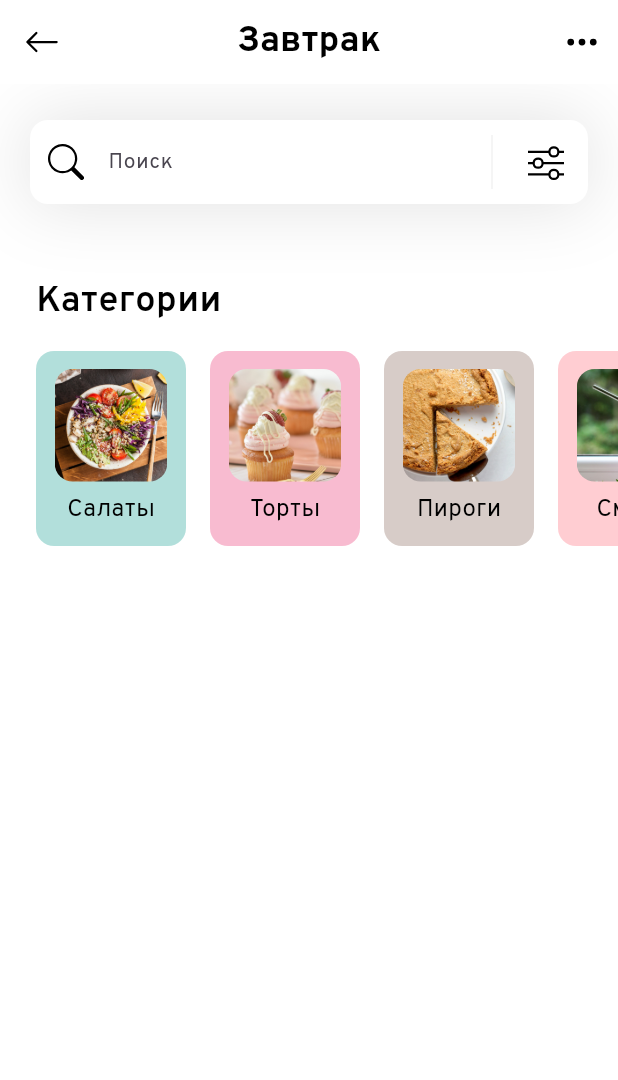
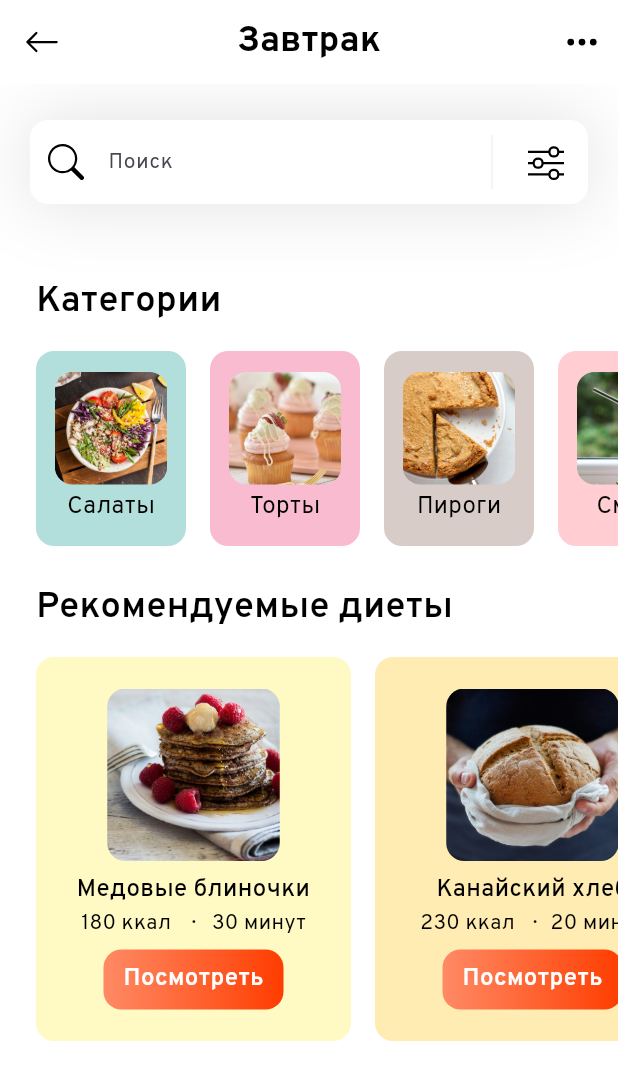
Before and after one commit to synzr/fitness_app, a Flutter app: the screen it shows after launch, on a phone screen of 412 x 824 dp. Shown: the top 1080 px of the screen. Run offline on Flutter 3.47's test engine with Material 3 defaults, Android fonts, the light colour scheme and no system bars; our stand-ins replace flutter_svg.

Commit message:
feat(pages/home): recommended diets

```diff
--- a/lib/models/category.dart
+++ b/lib/models/category.dart
@@ -15,22 +15,22 @@ class Category {
     return [
       Category(
         title: "Салаты",
-        image: "assets/images/salad.jpg",
+        image: "assets/images/categories/salad.jpg",
         backgroundColor: Colors.teal.shade100,
       ),
       Category(
         title: "Торты",
-        image: "assets/images/cake.jpg",
+        image: "assets/images/categories/cake.jpg",
         backgroundColor: Colors.pink.shade100,
       ),
       Category(
         title: "Пироги",
-        image: "assets/images/pie.jpg",
+        image: "assets/images/categories/pie.jpg",
         backgroundColor: Colors.brown.shade100,
       ),
       Category(
         title: "Смузи",
-        image: "assets/images/smoothie.jpg",
+        image: "assets/images/categories/smoothie.jpg",
         backgroundColor: Colors.red.shade100,
       )
     ];
--- /dev/null
+++ b/lib/models/diet.dart
@@ -0,0 +1,59 @@
+import 'package:flutter/material.dart';
+
+class Diet {
+  String name;
+  String image;
+  String level;
+  int durationInMinutes;
+  int calories;
+  Color backgroundColor;
+
+  Diet({
+    required this.name,
+    required this.image,
+    required this.level,
+    required this.durationInMinutes,
+    required this.calories,
+    this.backgroundColor = Colors.transparent,
+  });
+
+  static List<Diet> getRecommendedDiets() {
+    return [
+      Diet(
+        name: 'Медовые блиночки',
+        image: 'assets/images/diets/honey-pancake.jpg',
+        level: 'Easy',
+        durationInMinutes: 30,
+        calories: 180,
+        backgroundColor: Colors.yellow.shade100,
+      ),
+      Diet(
+        name: 'Канайский хлеб',
+        image: 'assets/images/diets/canai-bread.jpg',
+        level: 'Easy',
+        durationInMinutes: 20,
+        calories: 230,
+        backgroundColor: Colors.amber.shade100,
+      )
+    ];
+  }
+
+  static List<Diet> getPopularDiets() {
+    return [
+      Diet(
+        name: 'Черничные блиночки',
+        image: 'assets/images/diets/blueberry-pancake.jpg',
+        level: 'Medium',
+        durationInMinutes: 30,
+        calories: 230,
+      ),
+      Diet(
+        name: 'Лосось Нигири',
+        image: 'assets/images/diets/salmon-nigiri.jpg',
+        level: 'Easy',
+        durationInMinutes: 20,
+        calories: 120,
+      )
+    ];
+  }
+}
--- a/lib/pages/home.dart
+++ b/lib/pages/home.dart
@@ -1,4 +1,5 @@
 import 'package:fitness_app/models/category.dart';
+import 'package:fitness_app/models/diet.dart';
 import 'package:flutter/material.dart';
 import 'package:flutter_svg/svg.dart';
 
@@ -10,13 +11,21 @@ class HomePage extends StatefulWidget {
 }
 
 class _HomePageState extends State<HomePage> {
-  static const double RADIUS = 12.0;
+  static const double borderRadius = 12.0;
 
   List<Category> categories = [];
 
+  List<Diet> recommendedDiets = [];
+
+  List<Diet> popularDiets = [];
+
   @override
   void initState() {
+    super.initState();
+
     _getCategories();
+    _getRecommendedDiets();
+    _getPopularDiets();
   }
 
   @override
@@ -30,7 +39,116 @@ class _HomePageState extends State<HomePage> {
           _createSearchBar(),
           _createSectionTitle('Категории'),
           _createCategorySection(),
+          _createSectionTitle('Рекомендуемые диеты'),
+          _createRecommendationSection(),
         ],
+      ),
+    );
+  }
+
+  SizedBox _createRecommendationSection() {
+    return SizedBox(
+      height: 256,
+      child: ListView.builder(
+        scrollDirection: Axis.horizontal,
+        itemCount: recommendedDiets.length,
+        itemBuilder: _recommendedDietItemGenerator,
+      ),
+    );
+  }
+
+  Widget? _recommendedDietItemGenerator(context, index) {
+    final diet = recommendedDiets[index];
+    return Padding(
+      // NOTE: я не хочу использовать ListView.seperated
+      padding: _getItemPadding(index, recommendedDiets.length),
+      child: Container(
+        width: 210,
+        decoration: BoxDecoration(
+          color: diet.backgroundColor,
+          borderRadius: BorderRadius.circular(borderRadius),
+        ),
+        child: Column(
+          mainAxisAlignment: MainAxisAlignment.center,
+          children: [
+            SizedBox(
+              width: 115,
+              height: 115,
+              child: ClipRRect(
+                borderRadius: BorderRadius.circular(borderRadius),
+                child: Image.asset(diet.image),
+              ),
+            ),
+            Padding(
+              padding: EdgeInsets.only(top: 8.0),
+              child: SizedBox(
+                width: 175,
+                child: Column(
+                  children: [
+                    Text(
+                      diet.name,
+                      style: TextStyle(
+                        color: Colors.black,
+                        fontSize: 16,
+                        fontWeight: FontWeight.w500,
+                      ),
+                      textAlign: TextAlign.center,
+                    ),
+                    SizedBox(
+                      width: 150,
+                      child: Row(
+                        mainAxisAlignment: MainAxisAlignment.spaceBetween,
+                        children: [
+                          Text(
+                            '${diet.calories} ккал',
+                            style: TextStyle(color: Colors.black, fontSize: 14),
+                          ),
+                          Text(
+                            '·',
+                            style: TextStyle(color: Colors.black, fontSize: 14),
+                          ),
+                          Text(
+                            '${diet.durationInMinutes} минут',
+                            style: TextStyle(color: Colors.black, fontSize: 14),
+                          ),
+                        ],
+                      ),
+                    ),
+                  ],
+                ),
+              ),
+            ),
+            Padding(
+              padding: EdgeInsets.only(top: 8.0),
+              child: GestureDetector(
+                onTap: () => _recommendedDietOnTap(index),
+                child: Container(
+                  width: 120,
+                  height: 40,
+                  decoration: BoxDecoration(
+                    borderRadius: BorderRadius.circular(borderRadius),
+                    gradient: LinearGradient(
+                      colors: [
+                        Colors.deepOrange.shade300,
+                        Colors.deepOrangeAccent.shade400,
+                      ],
+                    ),
+                  ),
+                  child: Center(
+                    child: Text(
+                      'Посмотреть',
+                      style: TextStyle(
+                        color: Colors.white,
+                        fontSize: 16,
+                        fontWeight: FontWeight.w600,
+                      ),
+                    ),
+                  ),
+                ),
+              ),
+            ),
+          ],
+        ),
       ),
     );
   }
@@ -48,25 +166,16 @@ class _HomePageState extends State<HomePage> {
 
   Widget? _categoryItemBuilder(context, index) {
     final category = categories[index];
-
+    return Padding(
       // NOTE: я не хочу использовать ListView.seperated
-    var padding = const EdgeInsets.symmetric(horizontal: 8.0);
-    if (index == 0) {
-      padding = const EdgeInsets.only(left: 24.0, right: 8.0);
-    }
-    if (index == categories.length - 1) {
-      padding = const EdgeInsets.only(left: 8.0, right: 24.0);
-    }
-
-    return Padding(
-      padding: padding,
+      padding: _getItemPadding(index, categories.length),
       child: Container(
         width: 100,
         decoration: BoxDecoration(
           color: category.backgroundColor,
-          borderRadius: BorderRadius.circular(RADIUS),
+          borderRadius: BorderRadius.circular(borderRadius),
         ),
-        padding: EdgeInsets.symmetric(vertical: 12.0),
+        padding: EdgeInsets.symmetric(vertical: 14.0),
         child: Column(
           mainAxisAlignment: MainAxisAlignment.spaceBetween,
           children: [
@@ -74,7 +183,7 @@ class _HomePageState extends State<HomePage> {
               width: 75,
               height: 75,
               child: ClipRRect(
-                borderRadius: BorderRadius.circular(RADIUS),
+                borderRadius: BorderRadius.circular(borderRadius),
                 child: Image.asset(category.image),
               ),
             ),
@@ -120,7 +229,18 @@ class _HomePageState extends State<HomePage> {
             padding: const EdgeInsets.all(12.0),
             child: SvgPicture.asset('assets/icons/search.svg'),
           ),
-          suffixIcon: Container(
+          suffixIcon: _createSearchBarSuffixIcon(),
+          border: OutlineInputBorder(
+            borderRadius: BorderRadius.circular(borderRadius),
+            borderSide: BorderSide.none,
+          ),
+        ),
+      ),
+    );
+  }
+
+  SizedBox _createSearchBarSuffixIcon() {
+    return SizedBox(
       width: 100,
       child: IntrinsicHeight(
         child: Row(
@@ -143,13 +263,6 @@ class _HomePageState extends State<HomePage> {
           ],
         ),
       ),
-          ),
-          border: OutlineInputBorder(
-            borderRadius: BorderRadius.circular(RADIUS),
-            borderSide: BorderSide.none,
-          ),
-        ),
-      ),
     );
   }
 
@@ -160,38 +273,26 @@ class _HomePageState extends State<HomePage> {
       centerTitle: true,
       leading: GestureDetector(
         onTap: () {},
-        child: Container(
+        child: _createAppBarIcon('assets/icons/arrow-left.svg'),
+      ),
+      actions: [
+        GestureDetector(
+          onTap: _settingsButtonOnTap,
+          child: _createAppBarIcon('assets/icons/three-dots.svg'),
+        ),
+      ],
+    );
+  }
+
+  Container _createAppBarIcon(String asset) {
+    return Container(
       margin: EdgeInsets.all(12),
       alignment: Alignment.center,
       decoration: BoxDecoration(
         color: Colors.white10,
-            borderRadius: BorderRadius.circular(RADIUS),
+        borderRadius: BorderRadius.circular(borderRadius),
       ),
-          child: SvgPicture.asset(
-            'assets/icons/arrow-left.svg',
-            height: 24,
-            width: 24,
-          ),
-        ),
-      ),
-      actions: [
-        GestureDetector(
-          onTap: () {},
-          child: Container(
-            margin: EdgeInsets.all(12),
-            alignment: Alignment.center,
-            decoration: BoxDecoration(
-              color: Colors.white10,
-              borderRadius: BorderRadius.circular(RADIUS),
-            ),
-            child: SvgPicture.asset(
-              'assets/icons/three-dots.svg',
-              height: 24,
-              width: 24,
-            ),
-          ),
-        ),
-      ],
+      child: SvgPicture.asset(asset, height: 24, width: 24),
     );
   }
 
@@ -202,4 +303,32 @@ class _HomePageState extends State<HomePage> {
   void _getCategories() {
     categories = Category.getCategories();
   }
+
+  void _getRecommendedDiets() {
+    recommendedDiets = Diet.getRecommendedDiets();
   }
+
+  void _getPopularDiets() {
+    popularDiets = Diet.getPopularDiets();
+  }
+
+  EdgeInsets _getItemPadding(int index, int length) {
+    if (index == 0) {
+      return const EdgeInsets.only(left: 24.0, right: 8.0);
+    }
+
+    if (index == length - 1) {
+      return const EdgeInsets.only(left: 8.0, right: 24.0);
+    }
+
+    return const EdgeInsets.symmetric(horizontal: 8.0);
+  }
+
+  void _recommendedDietOnTap(int index) {
+    // TODO: implement _recommendedDietOnTap
+  }
+
+  void _settingsButtonOnTap() {
+    // TODO: implement _settingsButtonOnTap
+  }
+}
--- a/pubspec.yaml
+++ b/pubspec.yaml
@@ -62,7 +62,8 @@ flutter:
   # To add assets to your application, add an assets section, like this:
   assets:
     - assets/icons/
-    - assets/images/
+    - assets/images/categories/
+    - assets/images/diets/
   #   - images/a_dot_ham.jpeg
 
   # An image asset can refer to one or more resolution-specific "variants", see
```
Also changed, not shown: assets/images/categories/cake.jpg (renamed from assets/images/cake.jpg), assets/images/categories/pie.jpg (renamed from assets/images/pie.jpg), assets/images/categories/salad.jpg (renamed from assets/images/salad.jpg), assets/images/categories/smoothie.jpg (renamed from assets/images/smoothie.jpg), assets/images/diets/blueberry-pancake.jpg (added), assets/images/diets/canai-bread.jpg (added), assets/images/diets/honey-pancake.jpg (added), assets/images/diets/salmon-nigiri.jpg (added). Lines whose indentation alone changed are shown as unchanged.
